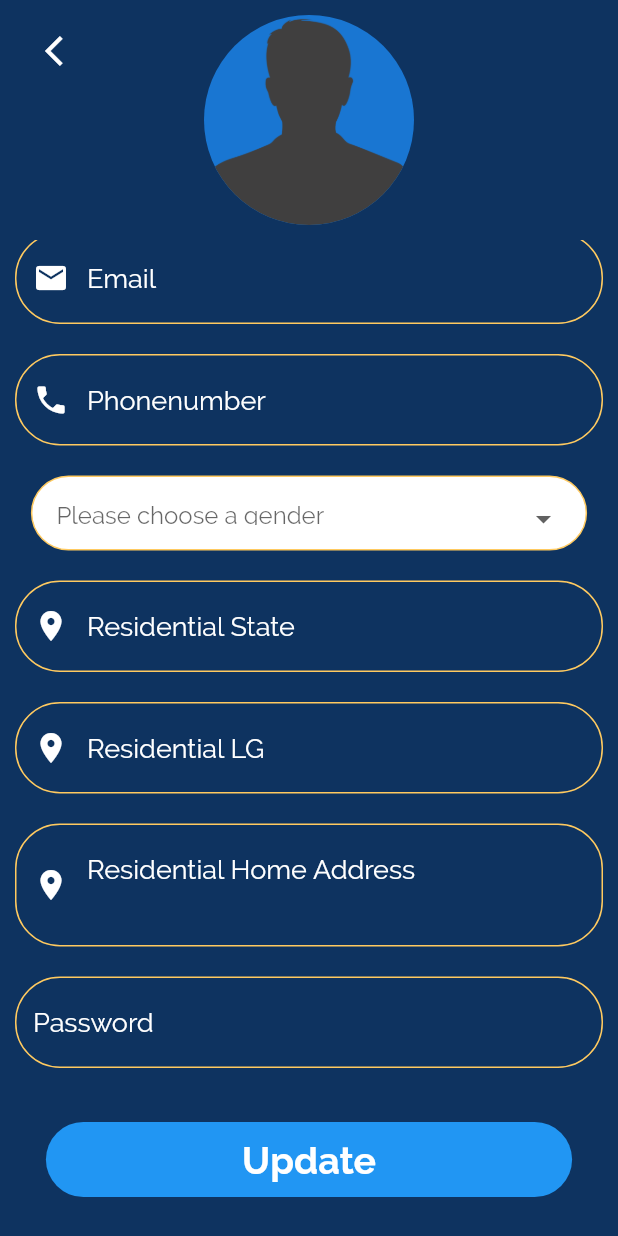
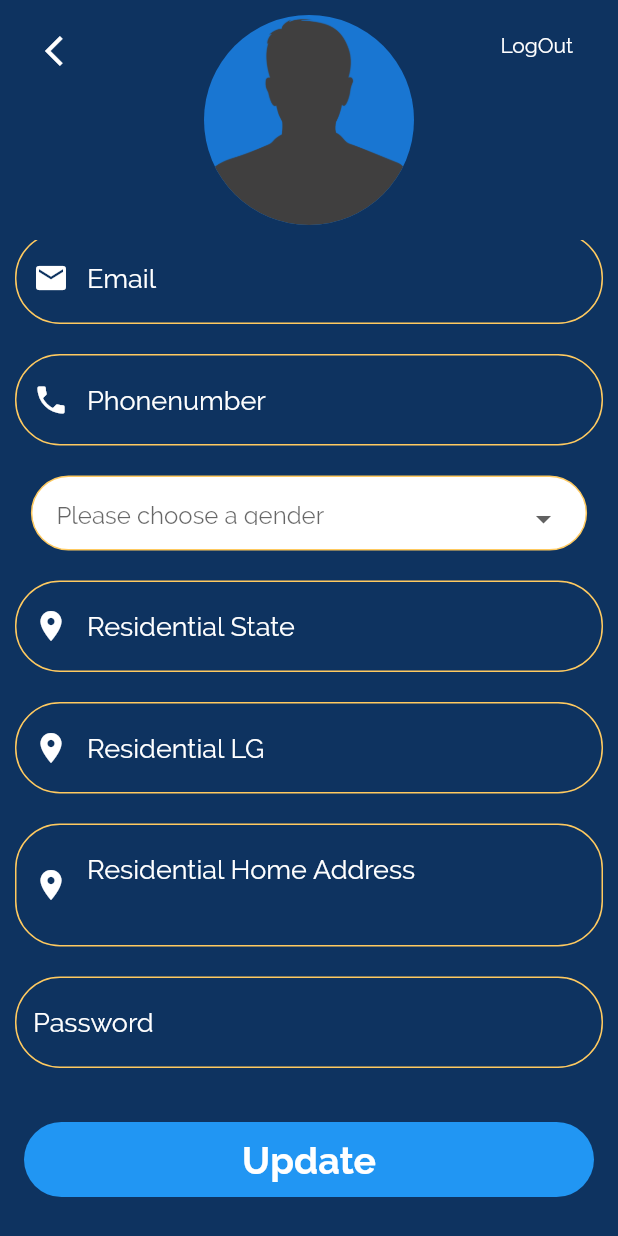
Before and after one commit to aloRanking/lassa_fever_diagnostic_system, a Flutter app: the Profilescreen screen opened directly, scrolled down 116 dp, on a phone screen of 412 x 824 dp. Run offline on Flutter 3.47's test engine with Material 2 defaults, Android fonts, the phone set to English and light mode, and no system bars; our stand-ins replace bloc, dio, equatable, flutter_bloc, flutter_secure_storage, simple_animations; accounts and stored records are empty.

Commit message:
added logout button

```diff
--- a/lib/screens/profile_screen.dart
+++ b/lib/screens/profile_screen.dart
@@ -1,4 +1,7 @@
 import 'package:flutter/material.dart';
+import 'package:flutter_bloc/flutter_bloc.dart';
+import 'package:lassafeverdiagnosticsystem/bloc/Authentication/Authentication_bloc.dart';
+import 'package:lassafeverdiagnosticsystem/bloc/Authentication/Authentication_event.dart';
 import 'package:lassafeverdiagnosticsystem/models/user_model.dart';
 import 'package:lassafeverdiagnosticsystem/utils/constants.dart';
 import 'package:lassafeverdiagnosticsystem/widgets/customized_form.dart';
@@ -26,12 +29,10 @@ class _ProfilescreenState extends State<Profilescreen> {
         children: <Widget>[
           Stack(
             children: <Widget>[
-
               Padding(
                 padding: const EdgeInsets.all(10.0),
                 child: Align(
                   alignment: Alignment.topCenter,
-
                   child: Hero(
                     tag: 1,
                     child: CircleAvatar(
@@ -42,7 +43,6 @@ class _ProfilescreenState extends State<Profilescreen> {
                 ),
               ),
               Positioned(
-
                   top: 22,
                   left: 30,
                   child: InkWell(
@@ -50,15 +50,20 @@ class _ProfilescreenState extends State<Profilescreen> {
                         Navigator.pop(context);
                       },
                       child: Icon(Icons.arrow_back_ios, color: Colors.white))),
-
-
+                       Positioned(
+                  top: 22,
+                  right: 30,
+                  child: InkWell(
+                      onTap: () {
+                       BlocProvider.of<AuthenticationBloc>(context).add(AuthenticationLoggedOut());
+                      },
+                      child: Text('LogOut',
+                      style:TextStyle(color:Colors.white),),
+                      ),),
             ],
           ),
-
-
           Expanded(
-                child: SingleChildScrollView(
-                  child: Column(
+            child: ListView(
               children: <Widget>[
                 SizedBox(height: 20),
                 Form(
@@ -242,8 +247,6 @@ class _ProfilescreenState extends State<Profilescreen> {
               ],
             ),
           ),
-       ),
-
         ],
       )),
     );
```
Lines whose indentation alone changed are shown as unchanged.
